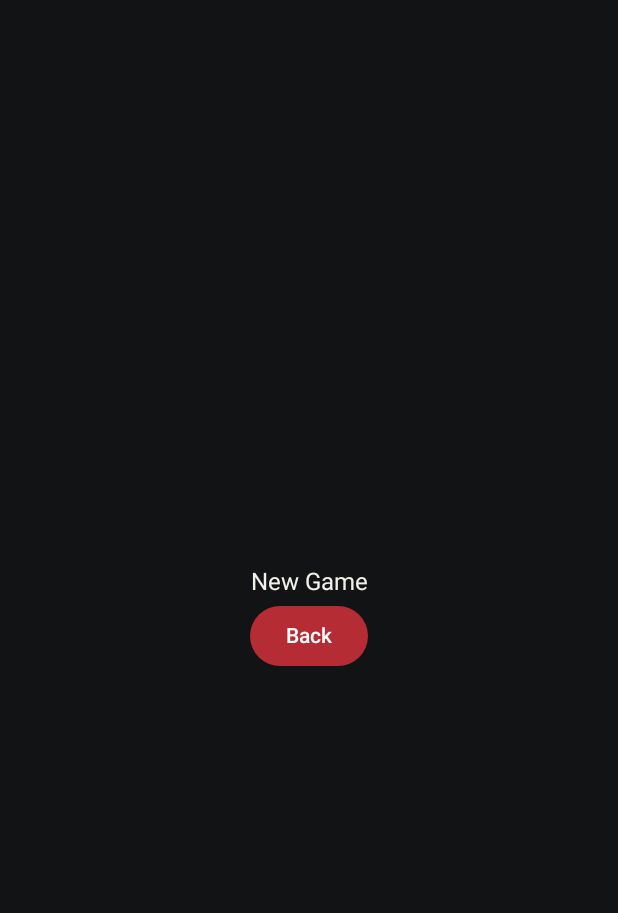
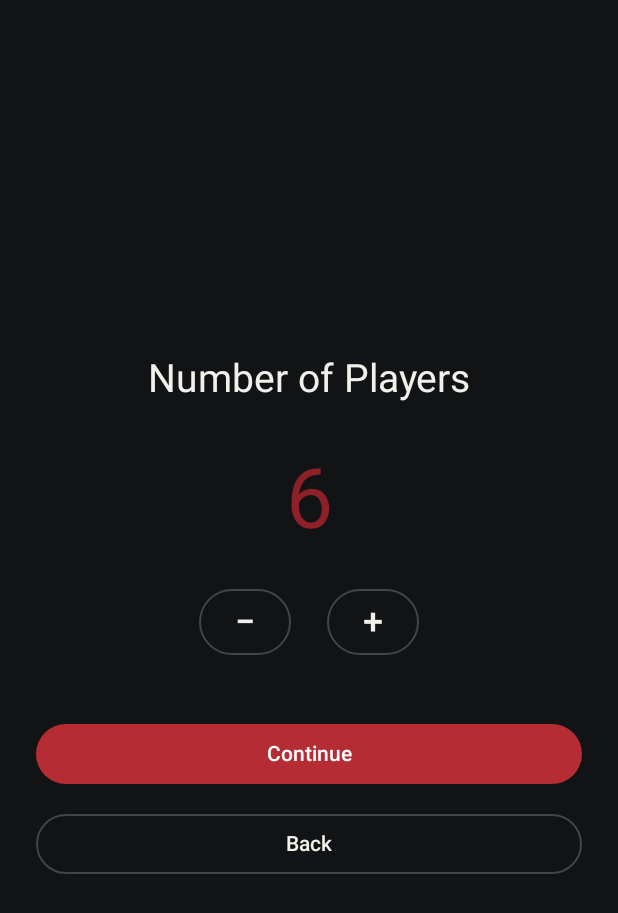
Before and after one commit to falahhassan/Mafia, an Android app built with Jetpack Compose: the SetupScreen screen opened through its navigation route, on a phone screen of 412 x 824 dp. Shown: the top 913 px of the screen. Run offline under Robolectric (Android 15) with nearby library versions, the phone set to English and light mode, and no system bars.

Commit message:
Player count screen

```diff
--- a/app/src/main/kotlin/com/fahlabs/mafia/core/localization/LanguageResources.kt
+++ b/app/src/main/kotlin/com/fahlabs/mafia/core/localization/LanguageResources.kt
@@ -12,7 +12,9 @@ data class LanguageResources(
     val midnight: String,
     val crimson: String,
     val emerald: String,
-    val vintage: String
+    val vintage: String,
+    val playerCount: String,
+    val continueText: String
 ) {
     companion object {
         fun forLanguage(language: AppLanguage): LanguageResources {
@@ -28,7 +30,9 @@ data class LanguageResources(
                     midnight = "Midnight",
                     crimson = "Crimson",
                     emerald = "Emerald",
-                    vintage = "Vintage"
+                    vintage = "Vintage",
+                    playerCount = "Number of Players",
+                    continueText = "Continue"
                 )
 
                 AppLanguage.ARABIC -> LanguageResources(
@@ -42,7 +46,9 @@ data class LanguageResources(
                     midnight = "منتصف الليل",
                     crimson = "قرمزي",
                     emerald = "زمردي",
-                    vintage = "كلاسيكي"
+                    vintage = "كلاسيكي",
+                    playerCount = "عدد اللاعبين",
+                    continueText = "متابعة"
                 )
             }
         }
--- a/app/src/main/kotlin/com/fahlabs/mafia/presentation/navigation/AppNavigation.kt
+++ b/app/src/main/kotlin/com/fahlabs/mafia/presentation/navigation/AppNavigation.kt
@@ -21,6 +21,7 @@ import com.fahlabs.mafia.core.theme.MafiaTheme
 import com.fahlabs.mafia.core.theme.ThemeId
 import com.fahlabs.mafia.presentation.screens.HomeScreen
 import com.fahlabs.mafia.presentation.screens.SettingsScreen
+import com.fahlabs.mafia.presentation.screens.SetupScreen
 
 @Composable
 fun AppNavigation(
@@ -50,11 +51,12 @@ fun AppNavigation(
         }
 
         composable(Screen.SETUP.route) {
-            PlaceholderScreen(
-                title = strings.newGame,
-                backText = strings.back,
+            SetupScreen(
                 onBack = {
                     navController.popBackStack()
+                },
+                onContinue = { playerCount ->
+                    // We'll connect the player-name screen next.
                 }
             )
         }
@@ -83,9 +85,9 @@ private fun PlaceholderScreen(
 
     Column(
         modifier = Modifier
-            .fillMaxSize()
-            .background(colors.background)
-            .padding(24.dp),
+        .fillMaxSize()
+        .background(colors.background)
+        .padding(24.dp),
         horizontalAlignment = Alignment.CenterHorizontally,
         verticalArrangement = Arrangement.Center
     ) {
--- a/app/src/main/kotlin/com/fahlabs/mafia/presentation/screens/SetupScreen.kt
+++ b/app/src/main/kotlin/com/fahlabs/mafia/presentation/screens/SetupScreen.kt
@@ -1,4 +1,123 @@
+
 package com.fahlabs.mafia.presentation.screens
 
-class SetupScreen {
+import androidx.compose.foundation.BorderStroke
+import androidx.compose.foundation.layout.Arrangement
+import androidx.compose.foundation.layout.Column
+import androidx.compose.foundation.layout.Row
+import androidx.compose.foundation.layout.Spacer
+import androidx.compose.foundation.layout.fillMaxSize
+import androidx.compose.foundation.layout.fillMaxWidth
+import androidx.compose.foundation.layout.height
+import androidx.compose.foundation.layout.padding
+import androidx.compose.material3.Button
+import androidx.compose.material3.ButtonDefaults
+import androidx.compose.material3.OutlinedButton
+import androidx.compose.material3.Text
+import androidx.compose.runtime.Composable
+import androidx.compose.runtime.getValue
+import androidx.compose.runtime.mutableIntStateOf
+import androidx.compose.runtime.remember
+import androidx.compose.runtime.setValue
+import androidx.compose.ui.Alignment
+import androidx.compose.ui.Modifier
+import androidx.compose.ui.unit.dp
+import androidx.compose.ui.unit.sp
+import com.fahlabs.mafia.core.localization.LanguageResources
+import com.fahlabs.mafia.core.localization.LocalAppLanguage
+import com.fahlabs.mafia.core.theme.MafiaTheme
+import androidx.compose.foundation.background
+
+@Composable
+fun SetupScreen(
+    onBack: () -> Unit,
+    onContinue: (Int) -> Unit
+) {
+    val resources = LanguageResources.forLanguage(LocalAppLanguage.current)
+
+    var playerCount by remember {
+        mutableIntStateOf(6)
+    }
+
+    val colors = MafiaTheme.colors
+
+    Column(
+        modifier = Modifier
+    .fillMaxSize()
+    .background(MafiaTheme.colors.background)
+    .padding(24.dp),
+        horizontalAlignment = Alignment.CenterHorizontally,
+        verticalArrangement = Arrangement.Center
+    ) {
+        Text(
+            text = resources.playerCount,
+            color = colors.textPrimary,
+            fontSize = 26.sp
+        )
+
+        Spacer(modifier = Modifier.height(32.dp))
+
+        Text(
+            text = playerCount.toString(),
+            color = colors.accent,
+            fontSize = 56.sp
+        )
+
+        Spacer(modifier = Modifier.height(24.dp))
+
+        Row(
+            verticalAlignment = Alignment.CenterVertically,
+            horizontalArrangement = Arrangement.spacedBy(24.dp)
+        ) {
+            OutlinedButton(
+                onClick = { if (playerCount > 4) playerCount-- },
+                enabled = playerCount > 4,
+                border = BorderStroke(1.dp, colors.border),
+                colors = ButtonDefaults.outlinedButtonColors(
+                    contentColor = colors.textPrimary,
+                    disabledContentColor = colors.textSecondary
+                )
+            ) {
+                Text("−", fontSize = 24.sp)
+            }
+
+            OutlinedButton(
+                onClick = { if (playerCount < 12) playerCount++ },
+                enabled = playerCount < 12,
+                border = BorderStroke(1.dp, colors.border),
+                colors = ButtonDefaults.outlinedButtonColors(
+                    contentColor = colors.textPrimary,
+                    disabledContentColor = colors.textSecondary
+                )
+            ) {
+                Text("+", fontSize = 24.sp)
+            }
+        }
+
+        Spacer(modifier = Modifier.height(40.dp))
+
+        Button(
+            onClick = { onContinue(playerCount) },
+            modifier = Modifier.fillMaxWidth(),
+            colors = ButtonDefaults.buttonColors(
+                containerColor = colors.primary,
+                contentColor = colors.onPrimary
+            )
+        ) {
+            Text(resources.continueText)
+        }
+
+        Spacer(modifier = Modifier.height(12.dp))
+
+        OutlinedButton(
+            onClick = onBack,
+            modifier = Modifier.fillMaxWidth(),
+            border = BorderStroke(1.dp, colors.border),
+            colors = ButtonDefaults.outlinedButtonColors(
+                contentColor = colors.textPrimary
+            )
+        ) {
+            Text(resources.back)
+        }
+    }
 }
```
